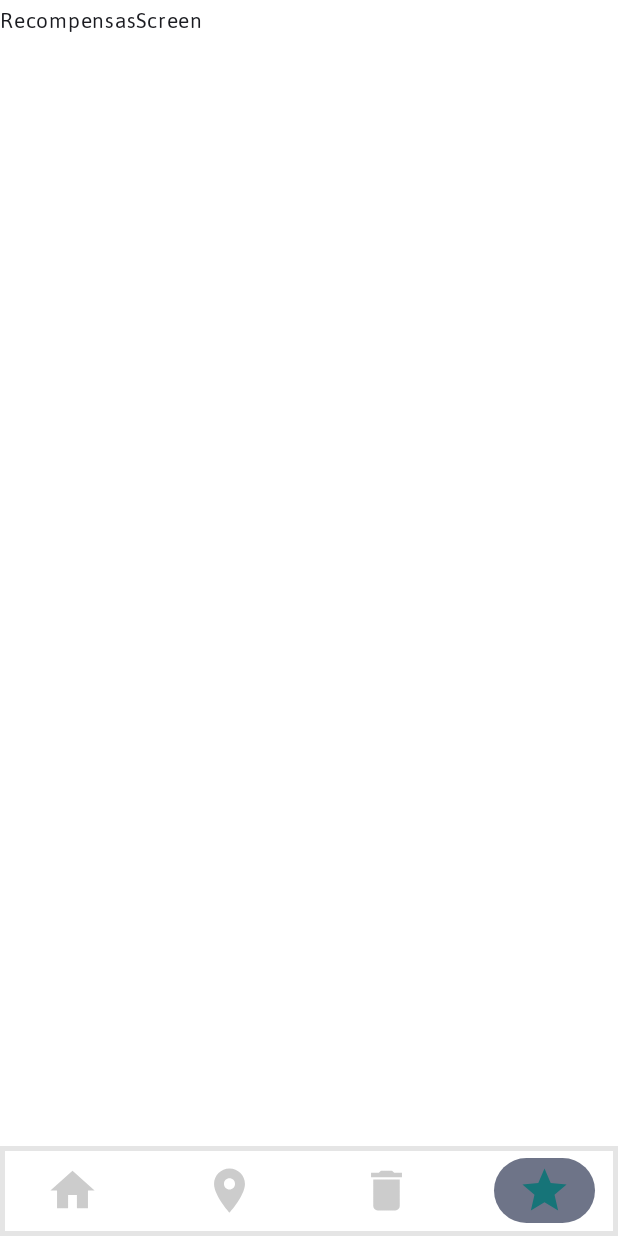
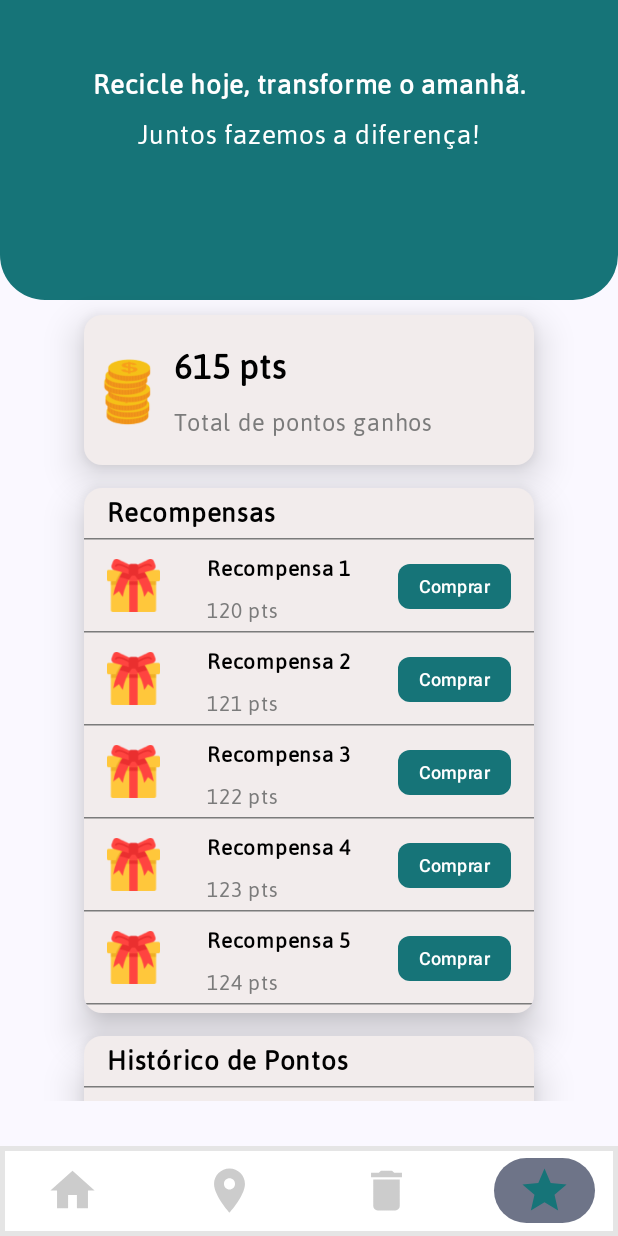
Before and after one commit to EcoCycle-FIAP/EcoCycleApp, an Android app built with Jetpack Compose: the composable TabBar shown on its own in the app's theme, item 4 of the bottom bar chosen, on a phone screen of 412 x 824 dp. Run offline under Robolectric (Android 15) with nearby library versions, the phone set to English and light mode, and no system bars.

Commit message:
feat(Recompensas): create RecompensasScreen

```diff
--- a/app/src/main/java/br/com/ecocycle/ecocycleapp/screens/recompensas/Recompensas.kt
+++ b/app/src/main/java/br/com/ecocycle/ecocycleapp/screens/recompensas/Recompensas.kt
@@ -1,19 +1,76 @@
 package br.com.ecocycle.ecocycleapp.screens.recompensas
 
 import androidx.compose.foundation.background
-import androidx.compose.foundation.layout.Box
-import androidx.compose.foundation.layout.fillMaxSize
+import androidx.compose.foundation.layout.Arrangement
+import androidx.compose.foundation.layout.Column
+import androidx.compose.foundation.layout.Spacer
+import androidx.compose.foundation.layout.fillMaxHeight
+import androidx.compose.foundation.layout.fillMaxWidth
+import androidx.compose.foundation.layout.height
+import androidx.compose.foundation.layout.padding
+import androidx.compose.foundation.rememberScrollState
+import androidx.compose.foundation.shape.RoundedCornerShape
+import androidx.compose.foundation.verticalScroll
 import androidx.compose.material3.Text
 import androidx.compose.runtime.Composable
+import androidx.compose.ui.Alignment
 import androidx.compose.ui.Modifier
-import androidx.compose.ui.graphics.Color
+import androidx.compose.ui.platform.LocalContext
+import androidx.compose.ui.res.colorResource
+import androidx.compose.ui.text.font.FontWeight
+import androidx.compose.ui.unit.dp
+import androidx.compose.ui.unit.sp
+import br.com.ecocycle.ecocycleapp.R
+import br.com.ecocycle.ecocycleapp.screens.recompensas.components.CardHistoricoPontos
+import br.com.ecocycle.ecocycleapp.screens.recompensas.components.CardRecompensas
+import br.com.ecocycle.ecocycleapp.screens.recompensas.components.CardSaldoPontos
+
 @Composable
-fun RecompensasScreen(){
-    Box(
+fun RecompensasScreen() {
+    val context = LocalContext.current
+
+    Column(
+        horizontalAlignment = Alignment.CenterHorizontally,
         modifier = Modifier
-            .fillMaxSize()
-            .background(Color.White)
+            .fillMaxHeight()
+            .padding(bottom = 30.dp)
+            .verticalScroll(rememberScrollState())
     ) {
-        Text(text = "RecompensasScreen")
+        Column(
+            horizontalAlignment = Alignment.CenterHorizontally,
+            modifier = Modifier
+                .background(
+                    color = colorResource(id = R.color.primary),
+                    shape = RoundedCornerShape(bottomStart = 30.dp, bottomEnd = 30.dp)
+                )
+                .height(200.dp)
+                .fillMaxWidth()
+                .padding(top = 20.dp)
+        ) {
+            Spacer(modifier = Modifier.height(20.dp))
+            Text(
+                text = context.getString(R.string.recompensas_highlighted_title),
+                fontSize = 20.sp,
+                color = colorResource(
+                    id = R.color.white
+                ),
+                fontWeight = FontWeight.Bold
+            )
+            Text(
+                text = context.getString(R.string.recompensas_subtitle),
+                fontSize = 20.sp,
+                color = colorResource(
+                    id = R.color.white
+                )
+            )
+        }
+        Spacer(modifier = Modifier.height(10.dp))
+        Column(verticalArrangement = Arrangement.SpaceBetween) {
+            CardSaldoPontos()
+            Spacer(modifier = Modifier.height(15.dp))
+            CardRecompensas()
+            Spacer(modifier = Modifier.height(15.dp))
+            CardHistoricoPontos()
+        }
     }
 }
--- a/app/src/main/res/values/strings.xml
+++ b/app/src/main/res/values/strings.xml
@@ -13,4 +13,6 @@
     <string name="card_recompensas_botao_compra">Comprar</string>
     <string name="card_historico_label">Histórico de Pontos</string>
     <string name="card_historico_picture_description">Foto do usuário</string>
+    <string name="recompensas_highlighted_title">Recicle hoje, transforme o amanhã.</string>
+    <string name="recompensas_subtitle">Juntos fazemos a diferença!</string>
 </resources>
```
